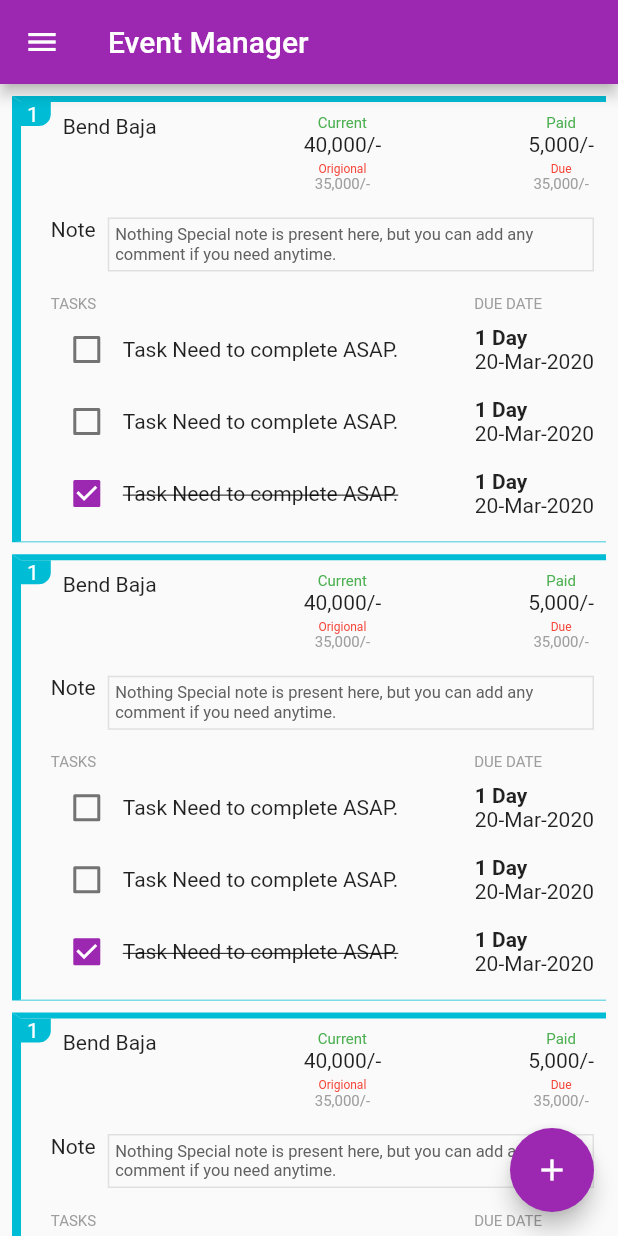
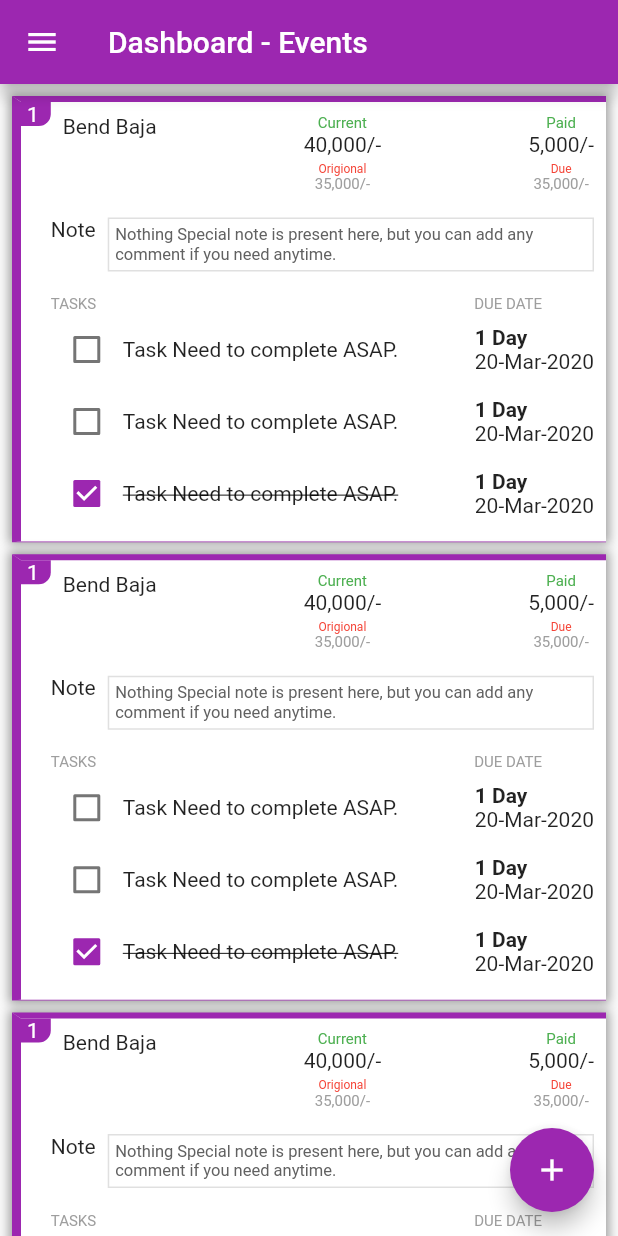
Before and after one commit to NalinMeher/Event-Manager, a Flutter app: the screen it shows after launch, on a phone screen of 412 x 824 dp. Run offline on Flutter 3.47's test engine with Material 2 defaults, Android fonts, the phone set to English and light mode, and no system bars.

Commit message:
Added BoxShadow to Item Cards.

```diff
--- a/event_manager/lib/pages/Home.dart
+++ b/event_manager/lib/pages/Home.dart
@@ -10,7 +10,7 @@ class Home extends StatelessWidget {
   Widget build(BuildContext context) {
     return Scaffold(
       appBar: AppBar(
-        title: const Text("Event Manager"),
+        title: const Text("Dashboard - Events"),
       ),
       body: const DashboardBody(),
       floatingActionButton: FloatingActionButton(
--- a/event_manager/lib/widgets/EventItem.dart
+++ b/event_manager/lib/widgets/EventItem.dart
@@ -11,14 +11,27 @@ class EventItem extends StatelessWidget {
 
   @override
   Widget build(BuildContext context) {
+    return buildContainer();
+  }
+
+  Container buildContainer() {
     return Container(
       margin: const EdgeInsets.all(4.0),
       padding: const EdgeInsets.only(right: 8),
       decoration: BoxDecoration(
+        color: Colors.white,
+        boxShadow: [
+          BoxShadow(
+            color: Colors.grey,
+            spreadRadius: 2,
+            blurRadius: 5,
+            offset: Offset(0, 0), // changes position of shadow
+          ),
+        ],
         border: Border(
-          left: BorderSide(color: Colors.cyan, width: 6),
-          top: BorderSide(color: Colors.cyan, width: 4),
-          bottom: BorderSide(color: Colors.cyan, width: 0.5),
+          left: BorderSide(color: Colors.purple, width: 6),
+          top: BorderSide(color: Colors.purple, width: 4),
+          bottom: BorderSide(color: Colors.purple, width: 0.5),
         ),
       ),
       child: Container(
@@ -32,7 +45,7 @@ class EventItem extends StatelessWidget {
               ),
               padding: EdgeInsets.only(left: 4, right: 8),
               decoration: BoxDecoration(
-                color: Colors.cyan,
+                color: Colors.purple,
                 borderRadius: BorderRadius.only(
                   bottomRight: Radius.circular(8),
                 ),
```
